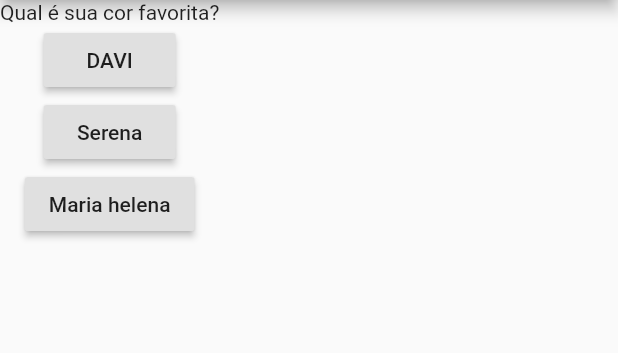
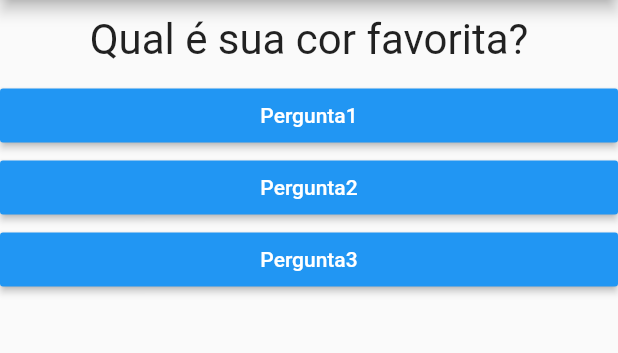
Before and after one commit to Wallace82/perguntas, a Flutter app: the screen it shows after launch, on a phone screen of 412 x 824 dp, the part 84-437 px from its top. Run offline on Flutter 3.47's test engine with Material 2 defaults, Android fonts, the phone set to English and light mode, and no system bars.

Commit message:
6 - Dasafio criando componente resposta

```diff
--- a/lib/main.dart
+++ b/lib/main.dart
@@ -1,26 +1,27 @@
 import 'package:flutter/material.dart' show AppBar, BuildContext, Column, MaterialApp, RaisedButton, Scaffold, State, StatefulWidget, Text, Widget, runApp;
 import 'package:projeto_perguntas/questao.dart';
+import 'package:projeto_perguntas/resposta.dart';
 
 
 main() => runApp(PerguntaApp());
 
 class _PerguntaAppState extends State<PerguntaApp>{
 
-  var persguntaSelecionada = 0;
+  var _perguntaSelecionada = 0;
 
-  void _responder(){
+  void _responder() {
     setState(() {
-      if(persguntaSelecionada>=5){
-        persguntaSelecionada = 0;
+      if (_perguntaSelecionada >= 5) {
+        _perguntaSelecionada = 0;
       }
       else {
-        persguntaSelecionada++;
+        _perguntaSelecionada++;
       }
+
+      print(_perguntaSelecionada);
     });
 
-    print('Pergunta repondida!');
   }
-
 
   @override
   Widget build(BuildContext context){
@@ -28,7 +29,7 @@ class _PerguntaAppState extends State<PerguntaApp>{
     final perguntas  = [
       'Qual é sua cor favorita?',
       'Qual é seu animal favorito?',
-      'Qual é sua time favorita?',
+      'Qual é seu time favorita?',
       'Quantos anos você tem?',
       'Em qual cidade você mora?',
       'Você gosta de flutter?'
@@ -42,19 +43,10 @@ class _PerguntaAppState extends State<PerguntaApp>{
           ),
           body: Column(
             children:<Widget> [
-              Questao(perguntas[persguntaSelecionada]),
-              RaisedButton(
-                  child: Text('DAVI') ,
-                  onPressed: _responder
-              ),
-              RaisedButton(
-                  child: Text('Serena') ,
-                  onPressed: _responder
-              ),
-              RaisedButton(
-                  child: Text('Maria helena') ,
-                  onPressed: _responder
-              ),
+              Questao(perguntas[_perguntaSelecionada]),
+              Resposta('Pergunta1',_responder),
+              Resposta('Pergunta2',_responder),
+              Resposta('Pergunta3',_responder)
             ],
           )
       ),
--- a/lib/questao.dart
+++ b/lib/questao.dart
@@ -8,6 +8,14 @@ class Questao extends StatelessWidget {
 
   @override
   Widget build(BuildContext context) {
-    return Text(texto);
+    return Container(
+      width: double.infinity,
+      margin: EdgeInsets.fromLTRB(10, 10, 10, 10),
+      child: Text(
+        texto,
+        style: TextStyle(fontSize: 28),
+        textAlign: TextAlign.center,
+      ),
+    );
   }
 }
--- /dev/null
+++ b/lib/resposta.dart
@@ -0,0 +1,22 @@
+import 'package:flutter/material.dart';
+
+class Resposta extends StatelessWidget {
+
+  final String texto;
+  final void Function() onSelecao;
+
+  Resposta(this.texto,this.onSelecao);
+
+  @override
+  Widget build(BuildContext context) {
+    return Container(
+      width: double.infinity ,
+      child: RaisedButton(
+        textColor: Colors.white,
+        color: Colors.blue ,
+        child: Text(texto),
+        onPressed: onSelecao,
+      ),
+    );
+  }
+}
```
Also changed, not shown: 10 other files.
